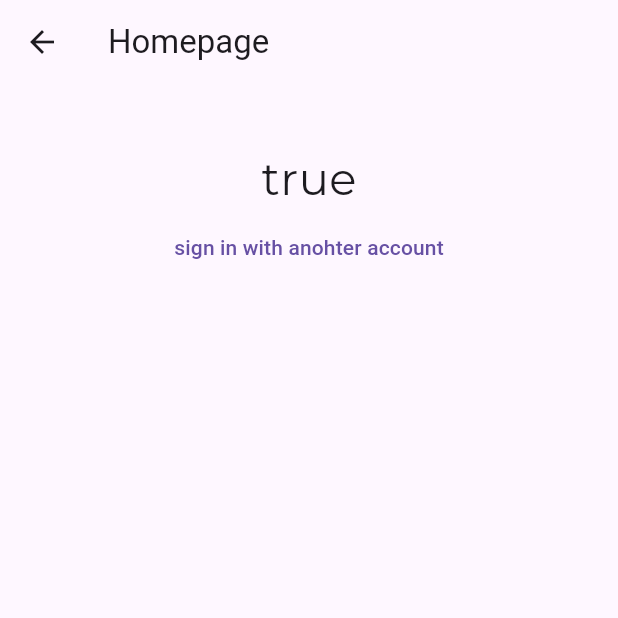
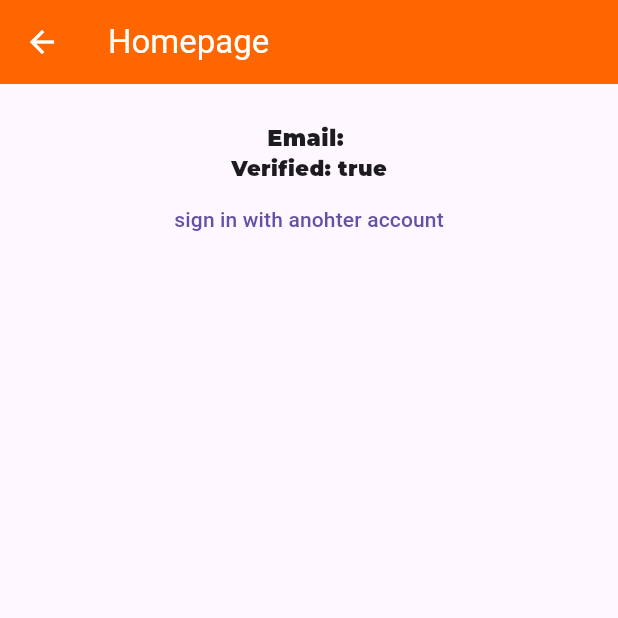
Before and after one commit to Mahmoud3177Khaled/FluttyNotes, a Flutter app: the Homepageview screen opened by its route, on a phone screen of 412 x 824 dp, the top half of it. Run offline on Flutter 3.47's test engine with Material 3 defaults, Android fonts, the phone set to English and light mode, and no system bars; our stand-ins replace firebase_auth, firebase_core; accounts and stored records are empty.

Commit message:
made some adjustments

```diff
--- a/lib/views/homepage_view.dart
+++ b/lib/views/homepage_view.dart
@@ -13,9 +13,14 @@ class Homepageview extends StatelessWidget {
     return Scaffold(
       appBar: AppBar(
         title: const Text("Homepage"),
+        backgroundColor: maintheme,
+        foregroundColor: Colors.white,
+
       ),
 
-      body: Center(
+      body: Padding(
+        padding: const EdgeInsets.all(25.0),
+        child: Center(
           child: Column(
             children:
             [
@@ -23,25 +28,27 @@ class Homepageview extends StatelessWidget {
 
 
               Text(
-              user?.email ?? "user is null",
+                "Email: ${user?.email ?? "user is null"}",
                 style: const TextStyle(
-                fontSize: 30,
+                  fontSize: 15,
                   fontFamily: 'Montserrat',
-                decorationColor: maintheme
+                  decorationColor: maintheme,
+                  fontWeight: FontWeight.w900
                 ),
                 ),
 
                 Text(
-              user?.emailVerified.toString() ?? "user is null",
+                "Verified: ${user?.emailVerified.toString() ?? "user is null"}",
                 style: const TextStyle(
-                fontSize: 30,
+                  fontSize: 14,
                   fontFamily: 'Montserrat',
-                decorationColor: maintheme
+                  decorationColor: maintheme,
+                  fontWeight: FontWeight.w900
                 ),
                 ),
 
                 TextButton(onPressed: () {
-                Navigator.of(context).pushNamed("/signup_or_login");
+                  Navigator.of(context).pushNamed("/WelcomeView");
                 },
                  child: const Text("sign in with anohter account")
 
@@ -51,6 +58,7 @@ class Homepageview extends StatelessWidget {
             ],
           ),
         ),
+      ),
     );
   }
 }
--- a/lib/views/verification_view.dart
+++ b/lib/views/verification_view.dart
@@ -103,7 +103,7 @@ class _VerificationViewState extends State<VerificationView> {
                     await user?.sendEmailVerification();
                     if(mounted)
                     {
-                      Navigator.of(context).pushNamed("/signup_or_login");
+                      Navigator.of(context).pushNamed("/WelcomeView");
 
                     }
                   },
```
Also changed, not shown: lib/main.dart (+5 -5 lines), lib/views/signup_or_login.dart (deleted, +0 -165 lines). Lines whose indentation alone changed are shown as unchanged.
